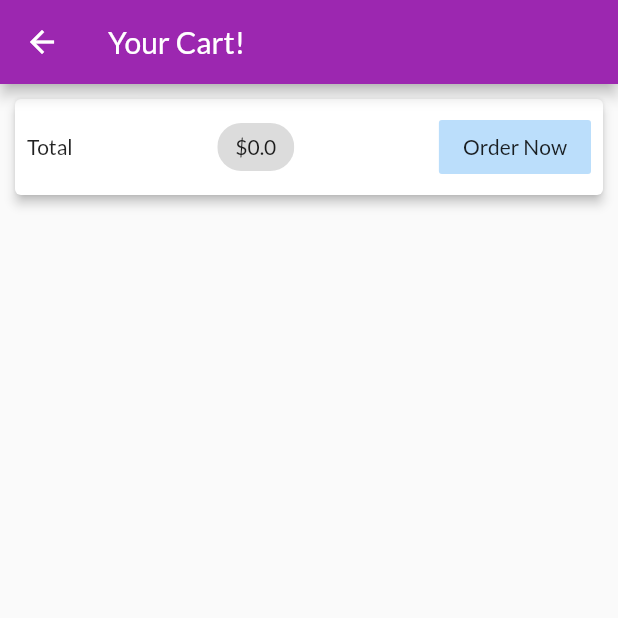
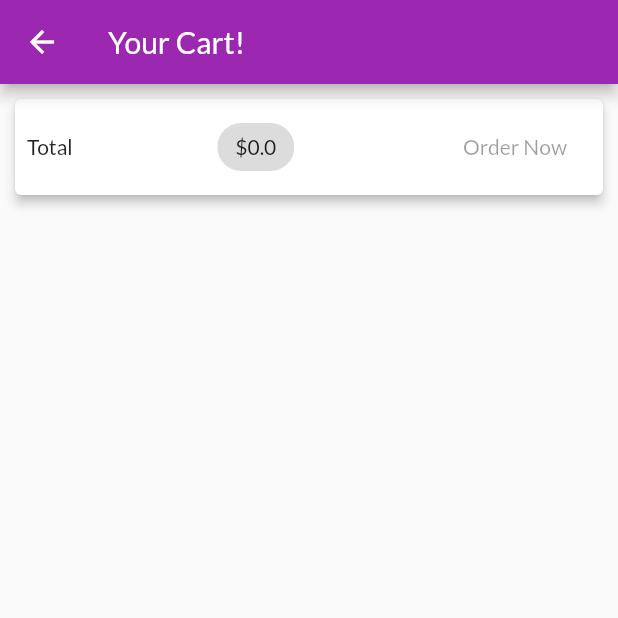
Before and after one commit to sumitdhungana14/FLUTTER_SHOP_APP, a Flutter app: the CartScreen screen opened by its route, on a phone screen of 412 x 824 dp, the top half of it. Run offline on Flutter 3.47's test engine with Material 2 defaults, Android fonts, the phone set to English and light mode, and no system bars; network calls fail.

Commit message:
Extracting order now button to new widget.

```diff
--- a/lib/screens/cart_screen.dart
+++ b/lib/screens/cart_screen.dart
@@ -12,7 +12,6 @@ class CartScreen extends StatefulWidget {
 }
 
 class _CartScreenState extends State<CartScreen> {
-  var isSubmitting = false;
   var scaffoldKey = GlobalKey<ScaffoldState>();
 
   @override
@@ -39,30 +38,10 @@ class _CartScreenState extends State<CartScreen> {
                     children: [
                       Text('Total'),
                       Chip(label: Text('\$${cartProvider.total}')),
-                      Consumer<Orders>(
-                        builder: (_, orders, __) => FlatButton(
-                          onPressed: () async {
-                            try {
-                              setState(() {
-                                isSubmitting = true;
-                              });
-                              await orders.addOrder(items, cartProvider.total);
-                              cartProvider.clear();
-                            } catch (err) {
-                              scaffoldKey.currentState.showSnackBar(SnackBar(
-                                content: Text('Can\'t order at this moment!'),
-                              ));
-                            }
-                            setState(() {
-                              isSubmitting = false;
-                            });
-                          },
-                          child: isSubmitting
-                              ? Center(child: CircularProgressIndicator())
-                              : Text('Order Now'),
-                          color: Colors.blue[100],
-                        ),
-                      )
+                      OrderButton(
+                          cartProvider: cartProvider,
+                          items: items,
+                          scaffoldKey: scaffoldKey)
                     ]),
               ),
             ),
@@ -83,3 +62,56 @@ class _CartScreenState extends State<CartScreen> {
     );
   }
 }
+
+class OrderButton extends StatefulWidget {
+  const OrderButton({
+    Key key,
+    @required this.cartProvider,
+    @required this.items,
+    @required this.scaffoldKey,
+  }) : super(key: key);
+
+  final Cart cartProvider;
+  final List<CartItem> items;
+  final GlobalKey<ScaffoldState> scaffoldKey;
+
+  @override
+  _OrderButtonState createState() => _OrderButtonState();
+}
+
+class _OrderButtonState extends State<OrderButton> {
+  var _isLoading = false;
+
+  @override
+  Widget build(BuildContext context) {
+    return Consumer<Orders>(
+      builder: (_, orders, __) => FlatButton(
+        onPressed: (widget.cartProvider.total <= 0 || _isLoading)
+            ? null
+            : () async {
+                try {
+                  setState(() {
+                    _isLoading = true;
+                  });
+                  await orders.addOrder(
+                      widget.items, widget.cartProvider.total);
+                  widget.cartProvider.clear();
+                } catch (err) {
+                  widget.scaffoldKey.currentState.showSnackBar(SnackBar(
+                    content: Text('Can\'t order at this moment!'),
+                  ));
+                }
+                setState(() {
+                  _isLoading = false;
+                });
+              },
+        child: _isLoading
+            ? Center(
+                child: CircularProgressIndicator(),
+              )
+            : Text('Order Now'),
+        color: Colors.blue[100],
+      ),
+    );
+  }
+}
```
